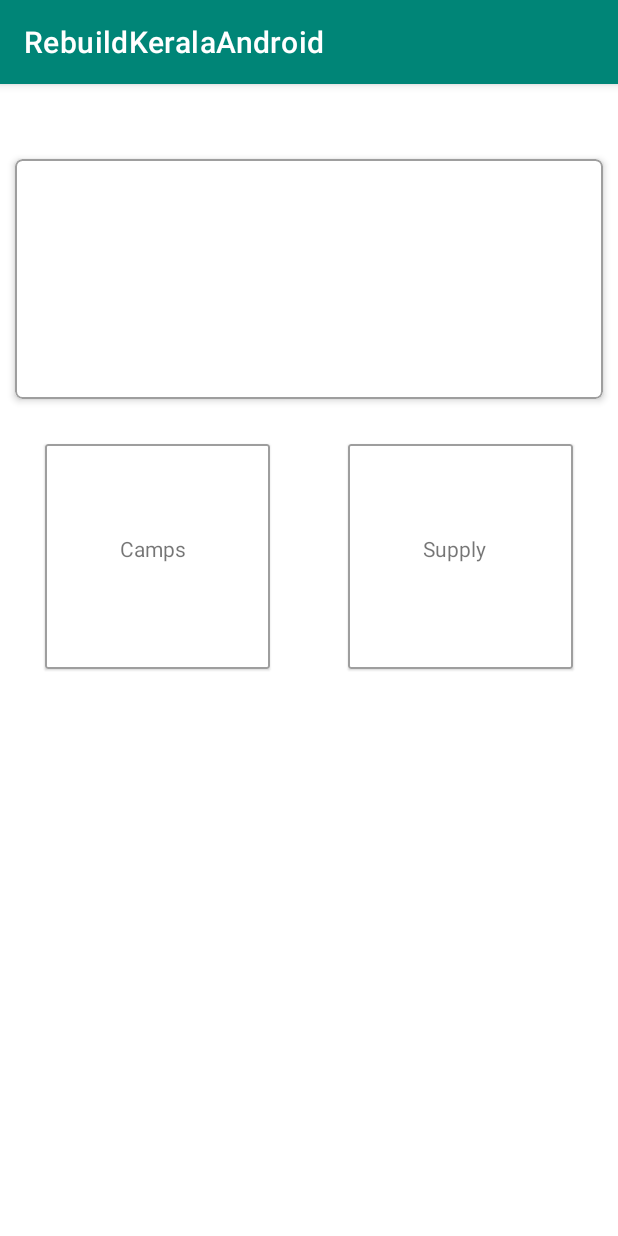
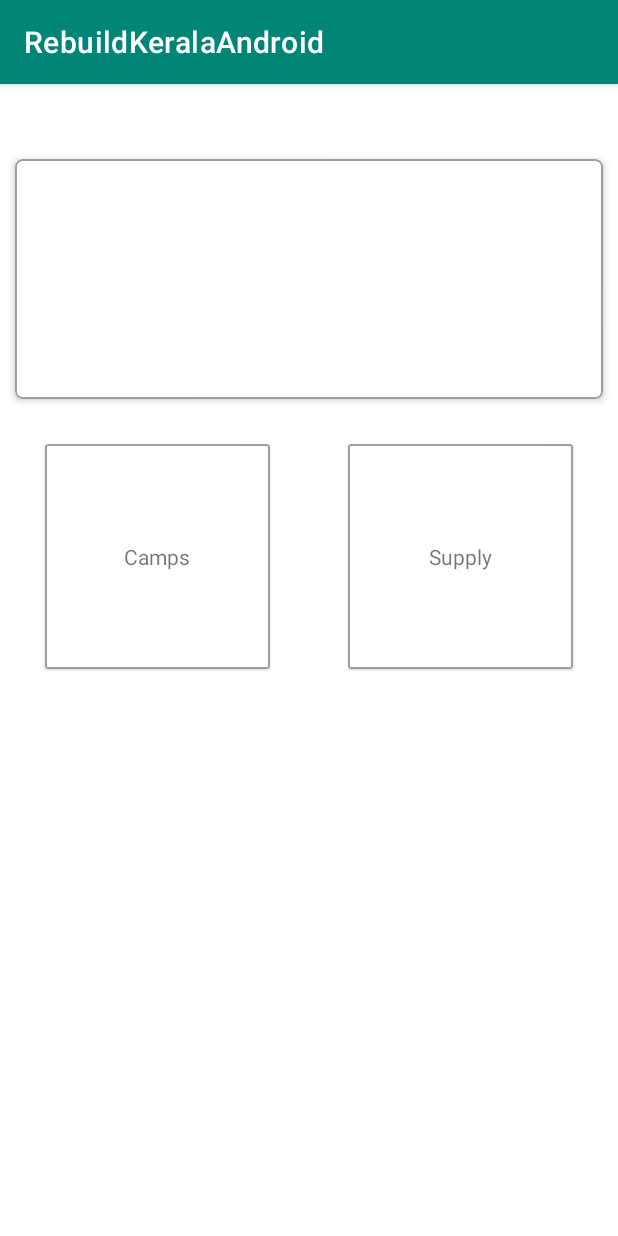
Before and after one commit to Eldhopj/RebuildKeralaAndroid, an Android app: the ConsoleActivity screen opened directly, with no data from a screen before it, on a phone screen of 412 x 824 dp. Run offline under Robolectric (Android 15) with nearby library versions, the phone set to English and light mode, and no system bars.

Commit message:
Fixed layout activity_console.xml align
Previously it was aligned in wrong way using margins which will not show proper behaviour in every screen size. Now layout_gravity is set to center

```diff
--- a/app/src/main/res/layout/activity_console.xml
+++ b/app/src/main/res/layout/activity_console.xml
@@ -42,8 +42,7 @@
             android:id="@+id/textView"
             android:layout_width="wrap_content"
             android:layout_height="wrap_content"
-            android:layout_marginTop="60dp"
-            android:layout_marginLeft="50dp"
+            android:layout_gravity="center"
             android:text="Camps"
             />
     </com.google.android.material.card.MaterialCardView>
@@ -65,8 +64,7 @@
             android:id="@+id/supplytext"
             android:layout_width="wrap_content"
             android:layout_height="wrap_content"
-            android:layout_marginTop="60dp"
-            android:layout_marginLeft="50dp"
+            android:layout_gravity="center"
             android:text="Supply"
             />
 
```
